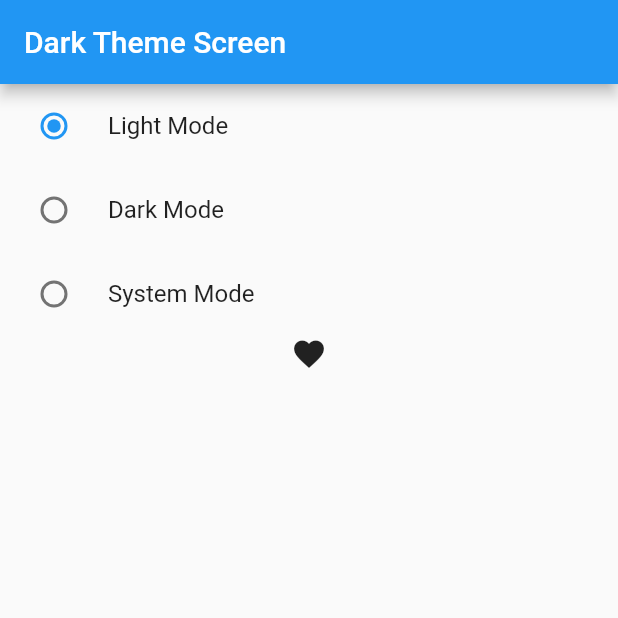
After one commit to huzaifak08/Flutter-Provider-State, a Flutter app: the screen it shows after launch, after a tap on "Light Mode", on a phone screen of 412 x 824 dp, the top half of it. The commit adds this screen. Run offline on Flutter 3.47's test engine with Material 2 defaults, Android fonts, the phone set to English and light mode, and no system bars.

Commit message:
Theme Mode Changing using Provider

```diff
--- a/lib/main.dart
+++ b/lib/main.dart
@@ -3,7 +3,9 @@ import 'package:provider/provider.dart';
 import 'package:provider_state/provider/count_provider.dart';
 import 'package:provider_state/provider/exampleOne_provider.dart';
 import 'package:provider_state/provider/favourite_provider.dart';
+import 'package:provider_state/provider/theme_provider.dart';
 import 'package:provider_state/screens/counter_example.dart';
+import 'package:provider_state/screens/dark_theme.dart';
 import 'package:provider_state/screens/example_one.dart';
 import 'package:provider_state/screens/favourite/favourite_screen.dart';
 import 'package:provider_state/statefull_widget.dart';
@@ -22,13 +24,36 @@ class MyApp extends StatelessWidget {
         ChangeNotifierProvider(create: (_) => CountProvider()),
         ChangeNotifierProvider(create: (_) => ExampleOneProvider()),
         ChangeNotifierProvider(create: (_) => FavouriteProvider()),
+        ChangeNotifierProvider(create: (_) => ThemeChangerProvider()),
       ],
-      child: MaterialApp(
-        title: 'Flutter Demo',
-        theme: ThemeData(
-          primarySwatch: Colors.blue,
-        ),
-        home: FavouriteScreen(),
+
+      // Must use Builder for Theme Changing:
+      child: Builder(
+        builder: (BuildContext context) {
+          // Theme Changer Provider:
+          final themeChanger = Provider.of<ThemeChangerProvider>(context);
+          return MaterialApp(
+            title: 'Flutter Demo',
+
+            // themeMode for changing theme:
+            themeMode: themeChanger.themeMode,
+            theme: ThemeData(
+              primarySwatch: Colors.blue,
+            ),
+
+            // Dark Theme:
+            darkTheme: ThemeData(
+              brightness: Brightness.dark,
+
+              // Change anything according to need.
+              primarySwatch: Colors.amber,
+              iconTheme: IconThemeData(color: Colors.red),
+              appBarTheme: AppBarTheme(backgroundColor: Colors.teal),
+            ),
+
+            home: DarkThemeScreen(),
+          );
+        },
       ),
     );
   }
--- /dev/null
+++ b/lib/provider/theme_provider.dart
@@ -0,0 +1,13 @@
+import 'package:flutter/foundation.dart';
+import 'package:flutter/material.dart';
+
+class ThemeChangerProvider with ChangeNotifier {
+  var _themeMode = ThemeMode.light;
+
+  ThemeMode get themeMode => _themeMode;
+
+  void setTheme(themeMode) {
+    _themeMode = themeMode;
+    notifyListeners();
+  }
+}
--- /dev/null
+++ b/lib/screens/dark_theme.dart
@@ -0,0 +1,47 @@
+import 'package:flutter/material.dart';
+import 'package:provider/provider.dart';
+
+import '../provider/theme_provider.dart';
+
+class DarkThemeScreen extends StatefulWidget {
+  const DarkThemeScreen({super.key});
+
+  @override
+  State<DarkThemeScreen> createState() => _DarkThemeScreenState();
+}
+
+class _DarkThemeScreenState extends State<DarkThemeScreen> {
+  late bool isSwitched;
+  @override
+  Widget build(BuildContext context) {
+    final themeChanger = Provider.of<ThemeChangerProvider>(context);
+    return Scaffold(
+      appBar: AppBar(
+        title: Text('Dark Theme Screen'),
+      ),
+      body: Column(
+        children: [
+          RadioListTile<ThemeMode>(
+            title: Text('Light Mode'),
+            value: ThemeMode.light,
+            groupValue: themeChanger.themeMode,
+            onChanged: themeChanger.setTheme,
+          ),
+          RadioListTile<ThemeMode>(
+            title: Text('Dark Mode'),
+            value: ThemeMode.dark,
+            groupValue: themeChanger.themeMode,
+            onChanged: themeChanger.setTheme,
+          ),
+          RadioListTile<ThemeMode>(
+            title: Text('System Mode'),
+            value: ThemeMode.system,
+            groupValue: themeChanger.themeMode,
+            onChanged: themeChanger.setTheme,
+          ),
+          Icon(Icons.favorite),
+        ],
+      ),
+    );
+  }
+}
```
